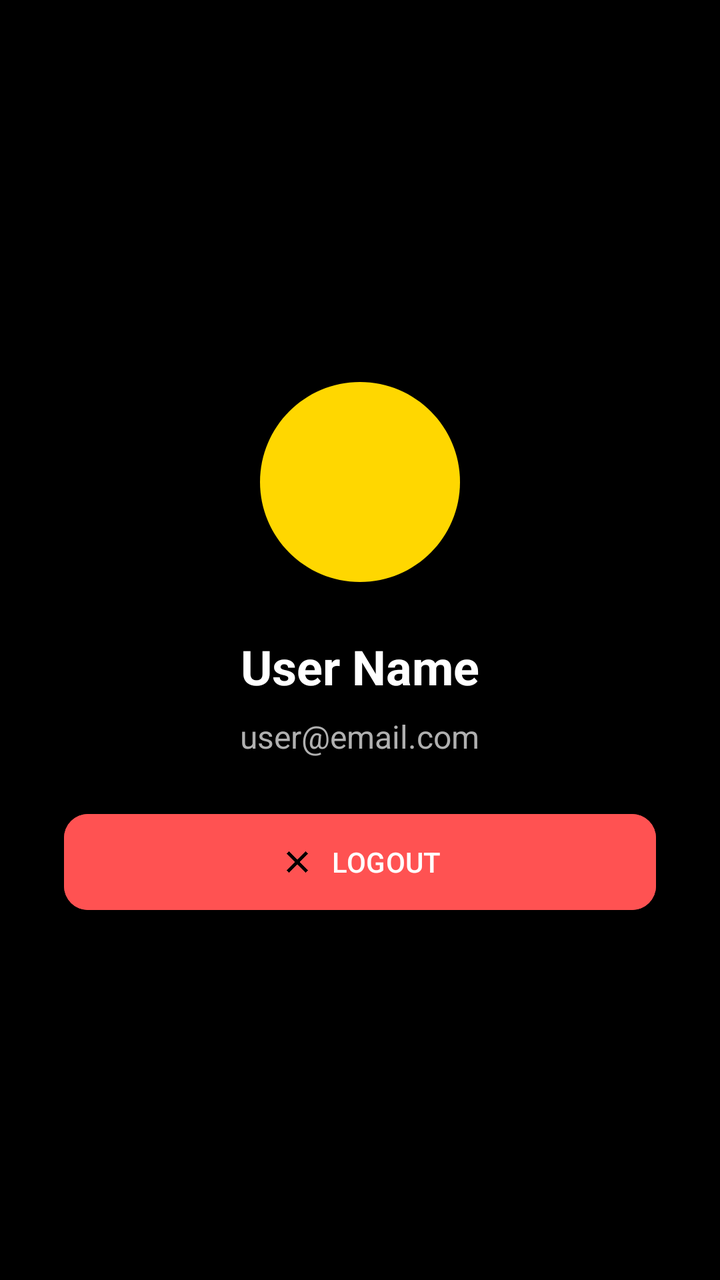
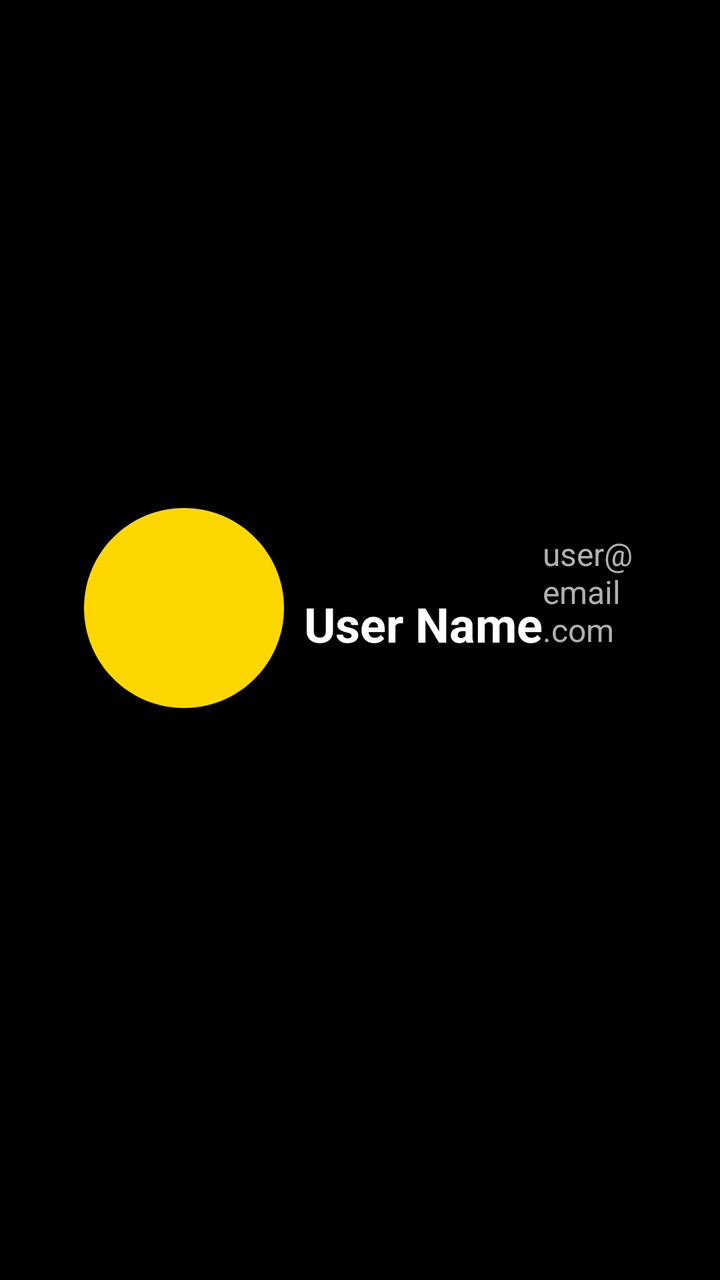

Screens rendered from an Android XML layout before and after an edit, with the pre-edit source and the edit as a unified diff.
<!-- AndroidManifest.xml: application theme Theme.Resilio -->
<!-- res/layout/fragment_profile.xml -->
<?xml version="1.0" encoding="utf-8"?>
<LinearLayout xmlns:android="http://schemas.android.com/apk/res/android"
    xmlns:app="http://schemas.android.com/apk/res-auto"
    android:layout_width="match_parent"
    android:layout_height="match_parent"
    android:background="@color/background_dark"
    android:gravity="center"
    android:orientation="vertical"
    android:padding="32dp">

    <ImageView
        android:layout_width="120dp"
        android:layout_height="120dp"
        android:src="@drawable/ic_nav_placeholder"
        app:tint="@color/gold_accent"
        android:layout_marginBottom="16dp"/>

    <TextView
        android:id="@+id/tvProfileName"
        android:layout_width="wrap_content"
        android:layout_height="wrap_content"
        android:text="User Name"
        android:textColor="@color/text_primary"
        android:textSize="24sp"
        android:textStyle="bold"
        android:layout_marginBottom="8dp"/>

    <TextView
        android:id="@+id/tvProfileEmail"
        android:layout_width="wrap_content"
        android:layout_height="wrap_content"
        android:text="user@email.com"
        android:textColor="@color/text_secondary"
        android:textSize="16sp"
        android:layout_marginBottom="24dp"/>

    
    <LinearLayout
        android:id="@+id/layoutBdrrmoActions"
        android:layout_width="match_parent"
        android:layout_height="wrap_content"
        android:orientation="vertical"
        android:visibility="gone"
        android:layout_marginBottom="24dp">

        <com.google.android.material.button.MaterialButton
            android:id="@+id/btnSendEmergencyAlert"
            android:layout_width="match_parent"
            android:layout_height="56dp"
            android:text="SEND EMERGENCY ALERT"
            android:backgroundTint="@color/emergency_red"
            android:textColor="@color/white"
            app:cornerRadius="12dp"
            app:icon="@drawable/ic_alerts"
            android:layout_marginBottom="12dp"
            app:iconGravity="textStart"/>

        <com.google.android.material.button.MaterialButton
            android:id="@+id/btnCreateAnnouncement"
            android:layout_width="match_parent"
            android:layout_height="56dp"
            android:text="CREATE ANNOUNCEMENT"
            android:backgroundTint="@color/surface_dark"
            android:textColor="@color/gold_accent"
            app:strokeColor="@color/gold_accent"
            app:strokeWidth="1dp"
            app:cornerRadius="12dp"
            app:icon="@drawable/ic_preparedness"
            android:layout_marginBottom="12dp"
            app:iconGravity="textStart"/>

        <com.google.android.material.button.MaterialButton
            android:id="@+id/btnViewAnnouncements"
            android:layout_width="match_parent"
            android:layout_height="56dp"
            android:text="VIEW ANNOUNCEMENTS"
            android:backgroundTint="@color/surface_dark"
            android:textColor="@color/gold_accent"
            app:strokeColor="@color/gold_accent"
            app:strokeWidth="1dp"
            app:cornerRadius="12dp"
            app:icon="@drawable/ic_chat"
            app:iconGravity="textStart"/>

    </LinearLayout>

    
    <LinearLayout
        android:id="@+id/layoutChairmanActions"
        android:layout_width="match_parent"
        android:layout_height="wrap_content"
        android:orientation="vertical"
        android:visibility="gone"
        android:layout_marginBottom="24dp">

        <com.google.android.material.button.MaterialButton
            android:id="@+id/btnChairmanSendAlert"
            android:layout_width="match_parent"
            android:layout_height="56dp"
            android:text="SEND EMERGENCY ALERT"
            android:backgroundTint="@color/emergency_red"
            android:textColor="@color/white"
            app:cornerRadius="12dp"
            app:icon="@drawable/ic_alerts"
            android:layout_marginBottom="12dp"
            app:iconGravity="textStart"/>

        <com.google.android.material.button.MaterialButton
            android:id="@+id/btnChairmanCreateAnnouncement"
            android:layout_width="match_parent"
            android:layout_height="56dp"
            android:text="CREATE ANNOUNCEMENT"
            android:backgroundTint="@color/surface_dark"
            android:textColor="@color/gold_accent"
            app:strokeColor="@color/gold_accent"
            app:strokeWidth="1dp"
            app:cornerRadius="12dp"
            app:icon="@drawable/ic_preparedness"
            android:layout_marginBottom="12dp"
            app:iconGravity="textStart"/>

        <com.google.android.material.button.MaterialButton
            android:id="@+id/btnChairmanViewAnnouncements"
            android:layout_width="match_parent"
            android:layout_height="56dp"
            android:text="VIEW ANNOUNCEMENTS"
            android:backgroundTint="@color/surface_dark"
            android:textColor="@color/gold_accent"
            app:strokeColor="@color/gold_accent"
            app:strokeWidth="1dp"
            app:cornerRadius="12dp"
            app:icon="@drawable/ic_chat"
            android:layout_marginBottom="12dp"
            app:iconGravity="textStart"/>

        <com.google.android.material.button.MaterialButton
            android:id="@+id/btnReportsApproval"
            android:layout_width="match_parent"
            android:layout_height="56dp"
            android:text="REPORTS APPROVAL"
            android:backgroundTint="@color/surface_dark"
            android:textColor="@color/gold_accent"
            app:strokeColor="@color/gold_accent"
            app:strokeWidth="1dp"
            app:cornerRadius="12dp"
            app:icon="@drawable/ic_hotline"
            android:layout_marginBottom="12dp"
            app:iconGravity="textStart"/>

        <com.google.android.material.button.MaterialButton
            android:id="@+id/btnVerifyResidents"
            android:layout_width="match_parent"
            android:layout_height="56dp"
            android:text="VERIFY RESIDENTS"
            android:backgroundTint="@color/surface_dark"
            android:textColor="@color/gold_accent"
            app:strokeColor="@color/gold_accent"
            app:strokeWidth="1dp"
            app:cornerRadius="12dp"
            app:icon="@drawable/ic_nav_placeholder"
            app:iconGravity="textStart"/>

    </LinearLayout>

    <com.google.android.material.button.MaterialButton
        android:id="@+id/btnLogout"
        android:layout_width="match_parent"
        android:layout_height="56dp"
        android:text="LOGOUT"
        android:backgroundTint="#FF5252"
        android:textColor="@color/white"
        app:cornerRadius="12dp"
        app:icon="@drawable/ic_close"
        app:iconGravity="textStart"/>

</LinearLayout>
<!-- resources referenced by this layout -->
<resources>
  <color name="background_dark">#000000</color>
  <color name="emergency_red">#F44336</color>
  <color name="gold_accent">#FFD700</color>
  <color name="surface_dark">#1E1E1E</color>
  <color name="text_primary">#FFFFFF</color>
  <color name="text_secondary">#B0B0B0</color>
  <color name="white">#FFFFFFFF</color>
  <!-- drawable ic_alerts (drawable) -->
  <vector xmlns:android="http://schemas.android.com/apk/res/android"
      android:width="24dp"
      android:height="24dp"
      android:viewportWidth="24"
      android:viewportHeight="24">
    <path
        android:fillColor="#FF000000"
        android:pathData="M12,22c1.1,0 2,-0.9 2,-2h-4c0,1.1 0.89,2 2,2zM18,16v-5c0,-3.07 -1.64,-5.64 -4.5,-6.32V4c0,-0.83 -0.67,-1.5 -1.5,-1.5s-1.5,0.67 -1.5,1.5v0.68C7.63,5.36 6,7.92 6,11v5l-2,2v1h16v-1l-2,-2z"/>
  </vector>
  <!-- drawable ic_chat (drawable) -->
  <?xml version="1.0" encoding="utf-8"?>
  <vector xmlns:android="http://schemas.android.com/apk/res/android"
      android:width="24dp"
      android:height="24dp"
      android:viewportWidth="24"
      android:viewportHeight="24">
      <path
          android:fillColor="#FF000000"
          android:pathData="M20,2H4C2.9,2 2,2.9 2,4v18l4,-4h14c1.1,0 2,-0.9 2,-2V4C22,2.9 21.1,2 20,2zM20,16H6l-2,2V4h16V16z" />
  </vector>
  <!-- drawable ic_close (drawable) -->
  <?xml version="1.0" encoding="utf-8"?>
  <vector xmlns:android="http://schemas.android.com/apk/res/android"
      android:width="24dp"
      android:height="24dp"
      android:viewportWidth="24"
      android:viewportHeight="24">
      <path
          android:fillColor="#FF000000"
          android:pathData="M19,6.41L17.59,5 12,10.59 6.41,5 5,6.41 10.59,12 5,17.59 6.41,19 12,13.41 17.59,19 19,17.59 13.41,12z" />
  </vector>
  <!-- drawable ic_hotline (drawable) -->
  <vector xmlns:android="http://schemas.android.com/apk/res/android"
      android:width="24dp"
      android:height="24dp"
      android:viewportWidth="24"
      android:viewportHeight="24">
      <path
          android:fillColor="#FFFFFF"
          android:pathData="M6.62,10.79c1.44,2.83 3.76,5.14 6.59,6.59l2.2,-2.2c0.27,-0.27 0.67,-0.36 1.02,-0.24 1.12,0.37 2.33,0.57 3.57,0.57 0.55,0 1,0.45 1,1L21,20c0,0.55 -0.45,1 -1,1 -9.39,0 -17,-7.61 -17,-17 0,-0.55 0.45,-1 1,-1h3.5c0.55,0 1,0.45 1,1 0,1.25 0.2,2.45 0.57,3.57 0.11,0.35 0.03,0.74 -0.25,1.02l-2.2,2.2z" />
  </vector>
  <!-- drawable ic_nav_placeholder (drawable) -->
  <?xml version="1.0" encoding="utf-8"?>
  <vector xmlns:android="http://schemas.android.com/apk/res/android"
      android:width="24dp"
      android:height="24dp"
      android:viewportWidth="24"
      android:viewportHeight="24">
      <path
          android:fillColor="#FF000000"
          android:pathData="M12,2C6.48,2 2,6.48 2,12s4.48,10 10,10 10,-4.48 10,-10S17.52,2 12,2z" />
  </vector>
  <!-- drawable ic_preparedness (drawable) -->
  <vector xmlns:android="http://schemas.android.com/apk/res/android"
      android:width="24dp"
      android:height="24dp"
      android:viewportWidth="24"
      android:viewportHeight="24">
      <path
          android:fillColor="#FFFFFF"
          android:pathData="M12,2L4.5,20.29L5.21,21L12,18L18.79,21L19.5,20.29L12,2Z" />
  </vector>
  <style name="Theme.Resilio" parent="Base.Theme.Resilio" />
  <style name="Base.Theme.Resilio" parent="Theme.Material3.Dark.NoActionBar">
          
          <item name="colorPrimary">@color/gold_accent</item>
          <item name="colorOnPrimary">@color/background_dark</item>
          <item name="colorSecondary">@color/secondary_blue</item>
          <item name="colorOnSecondary">@color/white</item>
          <item name="colorTertiary">@color/primary_green</item>
          <item name="android:windowBackground">@color/background_dark</item>
          <item name="android:textColorPrimary">@color/text_primary</item>
          <item name="android:textColorSecondary">@color/text_secondary</item>
      </style>
  <color name="secondary_blue">#2196F3</color>
  <color name="primary_green">#4CAF50</color>
</resources>

<!-- the commit's change to res/layout/fragment_profile.xml (unified diff, before → after) -->
@@ -5,82 +5,82 @@
     android:layout_height="match_parent"
     android:background="@color/background_dark"
     android:gravity="center"
-    android:orientation="vertical"
+    android:orientation="horizontal"
     android:padding="32dp">
 
     <ImageView
         android:layout_width="120dp"
         android:layout_height="120dp"
+        android:layout_marginBottom="16dp"
         android:src="@drawable/ic_nav_placeholder"
-        app:tint="@color/gold_accent"
-        android:layout_marginBottom="16dp"/>
+        app:tint="@color/gold_accent" />
 
     <TextView
         android:id="@+id/tvProfileName"
         android:layout_width="wrap_content"
         android:layout_height="wrap_content"
+        android:layout_marginBottom="8dp"
         android:text="User Name"
         android:textColor="@color/text_primary"
         android:textSize="24sp"
-        android:textStyle="bold"
-        android:layout_marginBottom="8dp"/>
+        android:textStyle="bold" />
 
     <TextView
         android:id="@+id/tvProfileEmail"
         android:layout_width="wrap_content"
         android:layout_height="wrap_content"
+        android:layout_marginBottom="24dp"
         android:text="user@email.com"
         android:textColor="@color/text_secondary"
-        android:textSize="16sp"
-        android:layout_marginBottom="24dp"/>
+        android:textSize="16sp" />
 
     
     <LinearLayout
         android:id="@+id/layoutBdrrmoActions"
         android:layout_width="match_parent"
         android:layout_height="wrap_content"
+        android:layout_marginBottom="24dp"
         android:orientation="vertical"
-        android:visibility="gone"
-        android:layout_marginBottom="24dp">
+        android:visibility="gone">
 
         <com.google.android.material.button.MaterialButton
             android:id="@+id/btnSendEmergencyAlert"
             android:layout_width="match_parent"
             android:layout_height="56dp"
+            android:layout_marginBottom="12dp"
+            android:backgroundTint="@color/emergency_red"
             android:text="SEND EMERGENCY ALERT"
-            android:backgroundTint="@color/emergency_red"
             android:textColor="@color/white"
             app:cornerRadius="12dp"
             app:icon="@drawable/ic_alerts"
-            android:layout_marginBottom="12dp"
-            app:iconGravity="textStart"/>
+            app:iconGravity="textStart" />
 
         <com.google.android.material.button.MaterialButton
             android:id="@+id/btnCreateAnnouncement"
             android:layout_width="match_parent"
             android:layout_height="56dp"
+            android:layout_marginBottom="12dp"
+            android:backgroundTint="@color/surface_dark"
             android:text="CREATE ANNOUNCEMENT"
-            android:backgroundTint="@color/surface_dark"
             android:textColor="@color/gold_accent"
-            app:strokeColor="@color/gold_accent"
-            app:strokeWidth="1dp"
             app:cornerRadius="12dp"
             app:icon="@drawable/ic_preparedness"
-            android:layout_marginBottom="12dp"
-            app:iconGravity="textStart"/>
+            app:iconGravity="textStart"
+            app:strokeColor="@color/gold_accent"
+            app:strokeWidth="1dp" />
 
         <com.google.android.material.button.MaterialButton
             android:id="@+id/btnViewAnnouncements"
             android:layout_width="match_parent"
             android:layout_height="56dp"
+            android:backgroundTint="@color/surface_dark"
             android:text="VIEW ANNOUNCEMENTS"
-            android:backgroundTint="@color/surface_dark"
             android:textColor="@color/gold_accent"
-            app:strokeColor="@color/gold_accent"
-            app:strokeWidth="1dp"
             app:cornerRadius="12dp"
             app:icon="@drawable/ic_chat"
-            app:iconGravity="textStart"/>
+            app:iconGravity="textStart"
+            app:strokeColor="@color/gold_accent"
+            app:strokeWidth="1dp" />
 
     </LinearLayout>
 
@@ -89,76 +89,76 @@
         android:id="@+id/layoutChairmanActions"
         android:layout_width="match_parent"
         android:layout_height="wrap_content"
+        android:layout_marginBottom="24dp"
         android:orientation="vertical"
-        android:visibility="gone"
-        android:layout_marginBottom="24dp">
+        android:visibility="gone">
 
         <com.google.android.material.button.MaterialButton
             android:id="@+id/btnChairmanSendAlert"
             android:layout_width="match_parent"
             android:layout_height="56dp"
+            android:layout_marginBottom="12dp"
+            android:backgroundTint="@color/emergency_red"
             android:text="SEND EMERGENCY ALERT"
-            android:backgroundTint="@color/emergency_red"
             android:textColor="@color/white"
             app:cornerRadius="12dp"
             app:icon="@drawable/ic_alerts"
-            android:layout_marginBottom="12dp"
-            app:iconGravity="textStart"/>
+            app:iconGravity="textStart" />
 
         <com.google.android.material.button.MaterialButton
             android:id="@+id/btnChairmanCreateAnnouncement"
             android:layout_width="match_parent"
             android:layout_height="56dp"
+            android:layout_marginBottom="12dp"
+            android:backgroundTint="@color/surface_dark"
             android:text="CREATE ANNOUNCEMENT"
-            android:backgroundTint="@color/surface_dark"
             android:textColor="@color/gold_accent"
-            app:strokeColor="@color/gold_accent"
-            app:strokeWidth="1dp"
             app:cornerRadius="12dp"
             app:icon="@drawable/ic_preparedness"
-            android:layout_marginBottom="12dp"
-            app:iconGravity="textStart"/>
+            app:iconGravity="textStart"
+            app:strokeColor="@color/gold_accent"
+            app:strokeWidth="1dp" />
 
         <com.google.android.material.button.MaterialButton
             android:id="@+id/btnChairmanViewAnnouncements"
             android:layout_width="match_parent"
             android:layout_height="56dp"
+            android:layout_marginBottom="12dp"
+            android:backgroundTint="@color/surface_dark"
             android:text="VIEW ANNOUNCEMENTS"
-            android:backgroundTint="@color/surface_dark"
             android:textColor="@color/gold_accent"
-            app:strokeColor="@color/gold_accent"
-            app:strokeWidth="1dp"
             app:cornerRadius="12dp"
             app:icon="@drawable/ic_chat"
-            android:layout_marginBottom="12dp"
-            app:iconGravity="textStart"/>
+            app:iconGravity="textStart"
+            app:strokeColor="@color/gold_accent"
+            app:strokeWidth="1dp" />
 
         <com.google.android.material.button.MaterialButton
             android:id="@+id/btnReportsApproval"
             android:layout_width="match_parent"
             android:layout_height="56dp"
+            android:layout_marginBottom="12dp"
+            android:backgroundTint="@color/surface_dark"
             android:text="REPORTS APPROVAL"
-            android:backgroundTint="@color/surface_dark"
             android:textColor="@color/gold_accent"
-            app:strokeColor="@color/gold_accent"
-            app:strokeWidth="1dp"
             app:cornerRadius="12dp"
             app:icon="@drawable/ic_hotline"
-            android:layout_marginBottom="12dp"
-            app:iconGravity="textStart"/>
+            app:iconGravity="textStart"
+            app:strokeColor="@color/gold_accent"
+            app:strokeWidth="1dp" />
 
         <com.google.android.material.button.MaterialButton
             android:id="@+id/btnVerifyResidents"
             android:layout_width="match_parent"
             android:layout_height="56dp"
+            android:backgroundTint="@color/surface_dark"
             android:text="VERIFY RESIDENTS"
-            android:backgroundTint="@color/surface_dark"
             android:textColor="@color/gold_accent"
-            app:strokeColor="@color/gold_accent"
-            app:strokeWidth="1dp"
             app:cornerRadius="12dp"
             app:icon="@drawable/ic_nav_placeholder"
-            app:iconGravity="textStart"/>
+            app:iconGravity="textStart"
+            app:strokeColor="@color/gold_accent"
+            app:strokeWidth="1dp" />
 
     </LinearLayout>
 
@@ -166,11 +166,11 @@
         android:id="@+id/btnLogout"
         android:layout_width="match_parent"
         android:layout_height="56dp"
+        android:backgroundTint="#FF5252"
         android:text="LOGOUT"
-        android:backgroundTint="#FF5252"
         android:textColor="@color/white"
         app:cornerRadius="12dp"
         app:icon="@drawable/ic_close"
-        app:iconGravity="textStart"/>
+        app:iconGravity="textStart" />
 
 </LinearLayout>
